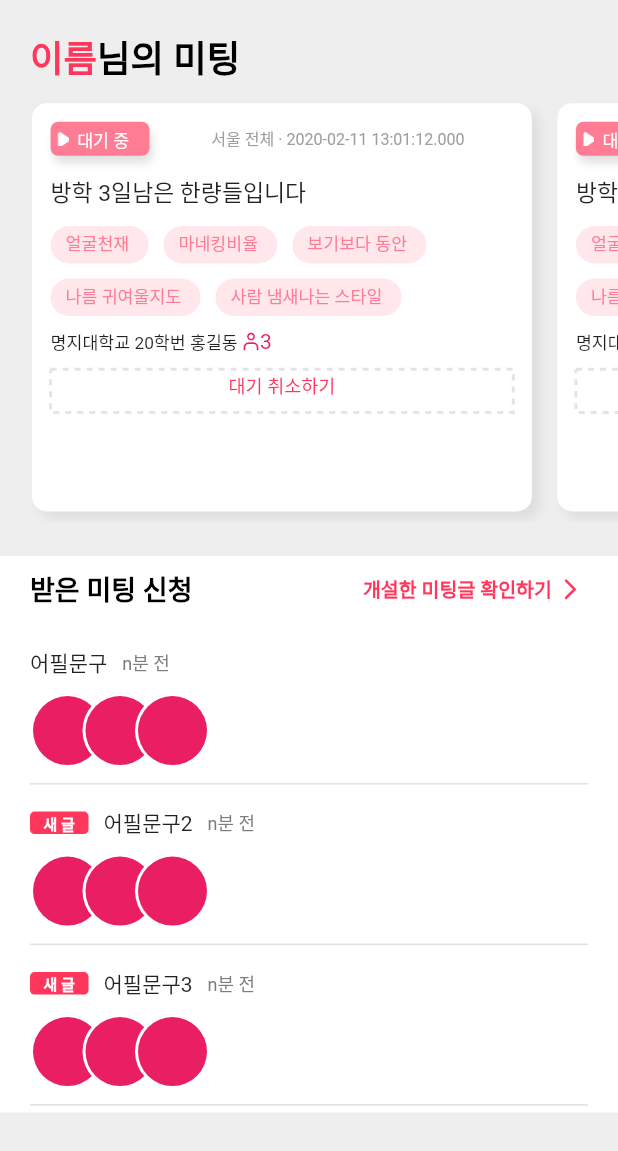
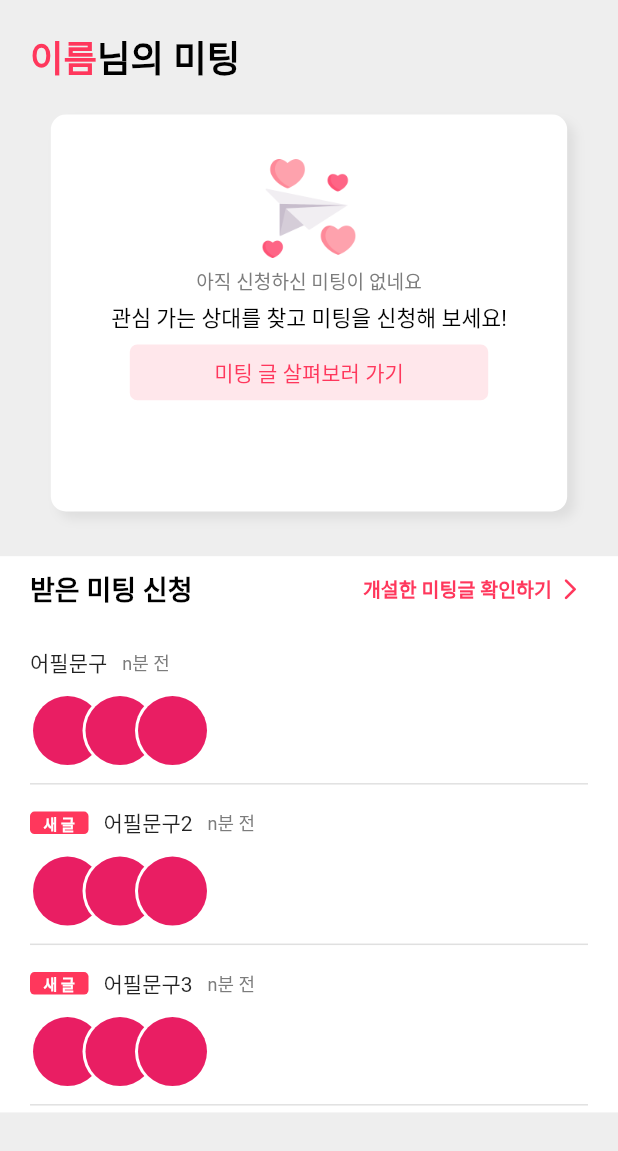
Before and after one commit to SeungtaeRyu/campusMeet_test, a Flutter app: the MyMeetingScreen screen opened directly, on a phone screen of 412 x 824 dp. Shown: the top 1151 px of the screen. Run offline on Flutter 3.47's test engine with Material 2 defaults, Android fonts, the phone set to English and light mode, and no system bars; drawn by our look-alikes of dotted_border; our stand-ins replace badges, blur, carousel_slider, form_field_validator, image_picker; missing offline and left inert: wc_form_validators.

Commit message:
나의미팅 상단 위젯 사이즈조절

```diff
--- a/campus_meet_test/lib/screens/myMeeting/my_meeting.dart
+++ b/campus_meet_test/lib/screens/myMeeting/my_meeting.dart
@@ -95,12 +95,8 @@ class _MyMeetingScreenState extends State<MyMeetingScreen> {
 
   @override
   Widget build(BuildContext context) {
-    // Color colorPink = Color(0xffe7eb);
-    // print(meetingPropose.length);
-    // print(proposer.length);
-    // print(  MediaQuery.of(context).viewPadding.top);
     double width = MediaQuery.of(context).size.width;
-
+    double viewPaddingTop = MediaQuery.of(context).viewPadding.top;
     return Scaffold(
       backgroundColor: Colors.grey.shade200,
       body: ListView(
@@ -138,14 +134,20 @@ class _MyMeetingScreenState extends State<MyMeetingScreen> {
                 ),
                 //홈화면에 있는 미팅들 중 내가 수락요청한 미팅
                 //                여기가 위 컨텐츠
-
                 Container(
 //                여기가 위 컨텐츠
-                  child: meetingMyPropose(), // 위
+                  child: viewPaddingTop > 21.0
+                      ? Container(
+                    width: MediaQuery.of(context).size.width * 0.85,
+                    child: noMeetingMyPropose(),
+                  )
+                      : Container(
+                      width: MediaQuery.of(context).size.width * 0.85,
+                      child: noMeetingMyProposeSE(),
 //                 child: existRequestMeeting(),
                 )
 //                 child: existRequestMeeting(),
-              ],
+                )],
             ),
           ),
           //아래 컨텐츠
@@ -203,40 +205,35 @@ class _MyMeetingScreenState extends State<MyMeetingScreen> {
         ));
   }
 
-//내가 신청한 미팅 있을때 위 SE
-  Widget meetingMyProposeSE() {
+//내가 신청한 미팅이 없을때 위에 들어가는 컨텐츠 사진 중앙에 정렬하도록 하세욥
+  Widget noMeetingMyPropose() {
     double width = MediaQuery.of(context).size.width;
     return Container(
-        color: Colors.red,
       margin: EdgeInsets.only(top: width * 0.001),
       height: (MediaQuery.of(context).size.height -
           MediaQuery.of(context).viewPadding.top -
           MediaQuery.of(context).size.width * 0.2) *
           0.5 -
           width * 0.19,
-        child: SizedBox(
-          child: ListView.builder(
-              scrollDirection: Axis.horizontal,
-              padding: EdgeInsets.only(top: width * 0.03, left: width * 0.03),
-              itemCount: posts.length,
-              itemBuilder: (context, index) {
-                return Container(
-                    width: MediaQuery.of(context).size.width * 0.85,
-                    child: RenderRequestPostCard(post: posts[index]));
-              }),
-        ));
-  }
-
-//내가 신청한 미팅이 없을때 위에 들어가는 컨텐츠 사진 중앙에 정렬하도록 하세욥
-  Widget noMeetingMyPropose() {
-    return Expanded(
       child: Container(
-        margin: EdgeInsets.symmetric(vertical: 10),
+          margin: EdgeInsets.fromLTRB(3, 20, 3, 8),
+          padding: EdgeInsets.all(width * 0.03),
+          decoration: BoxDecoration(
+            borderRadius: BorderRadius.circular(10),
+            color: Colors.white,
+            boxShadow: [
+              BoxShadow(
+                color: Colors.grey.withOpacity(0.2),
+                offset: const Offset(5, 5),
+                blurRadius: 5.0,
+              )
+            ],
+          ),
         child: Column(
           children: [
             // 내가 신청한 미팅이 없을때
             Padding(
-              padding: const EdgeInsets.only(top: 30.0),
+              padding: EdgeInsets.only(top: width*0.09),
               child: Center(
                 child: Container(
                     width: MediaQuery.of(context).size.width * 0.90,
@@ -245,18 +242,18 @@ class _MyMeetingScreenState extends State<MyMeetingScreen> {
               ), //캠퍼스밋이미지가져와
             ),
             Container(
-                margin: EdgeInsets.only(bottom: 3, top: 13),
+                margin: EdgeInsets.only(bottom: width*0.01, top: width*0.013),
                 child: Text(
                   '아직 신청하신 미팅이 없네요',
                   textAlign: TextAlign.center,
-                  style: TextStyle(color: Color(0xff7C7C7C), fontSize: 13),
+                  style: TextStyle(color: Color(0xff7C7C7C), fontSize: width*0.034),
                 )),
             Container(
                 // margin: EdgeInsets.only(top: 3),
                 child: Text(
               '관심 가는 상대를 찾고 미팅을 신청해 보세요!',
               textAlign: TextAlign.center,
-              style: TextStyle(color: Colors.black, fontSize: 14),
+              style: TextStyle(color: Colors.black, fontSize: width*0.038),
             )),
             Container(
               // color:const Color(0xffffe7eb),
@@ -265,7 +262,7 @@ class _MyMeetingScreenState extends State<MyMeetingScreen> {
               decoration: BoxDecoration(
                   color: Color(0xffffe7eb),
                   borderRadius: BorderRadius.circular(5)),
-              margin: EdgeInsets.only(top: 20),
+              margin: EdgeInsets.only(top: width*0.02),
               alignment: Alignment(0.0, 0.0),
               child: FlatButton(
                 onPressed: () async {
@@ -276,18 +273,95 @@ class _MyMeetingScreenState extends State<MyMeetingScreen> {
                 },
                 child: Text(
                   '미팅 글 살펴보러 가기',
-                  style: TextStyle(color: Color(0xffff375c), fontSize: 13),
+                  style: TextStyle(color: Color(0xffff375c), fontSize: width*0.036),
                 ),
               ),
             )
           ],
          ),
-        decoration: BoxDecoration(
-            borderRadius: BorderRadius.circular(10), color: Colors.white),
+        // decoration: BoxDecoration(
+        //     borderRadius: BorderRadius.circular(10), color: Colors.white),
       ),
     );
   }
-
+  Widget noMeetingMyProposeSE() {
+    double width = MediaQuery.of(context).size.width;
+    return Container(
+      margin: EdgeInsets.only(top: width * 0.001),
+      height: (MediaQuery.of(context).size.height -
+          MediaQuery.of(context).viewPadding.top -
+          MediaQuery.of(context).size.width * 0.2) *
+          0.5 -
+          width * 0.19,
+      child: Container(
+        margin: EdgeInsets.fromLTRB(3, 20, 3, 8),
+        padding: EdgeInsets.all(width * 0.03),
+        decoration: BoxDecoration(
+          borderRadius: BorderRadius.circular(10),
+          color: Colors.white,
+          boxShadow: [
+            BoxShadow(
+              color: Colors.grey.withOpacity(0.2),
+              offset: const Offset(5, 5),
+              blurRadius: 5.0,
+            )
+          ],
+        ),
+        child: Column(
+          children: [
+            // 내가 신청한 미팅이 없을때
+            Padding(
+              padding: EdgeInsets.only(top: width*0.042),
+              child: Center(
+                child: Container(
+                    width: MediaQuery.of(context).size.width * 0.9,
+                    height: MediaQuery.of(context).size.width * 0.16,
+                    child: Image.asset('images/하트비행기.png')),
+              ), //캠퍼스밋이미지가져와
+            ),
+            Container(
+                margin: EdgeInsets.only(bottom: width*0.01, top: width*0.013),
+                child: Text(
+                  '아직 신청하신 미팅이 없네요',
+                  textAlign: TextAlign.center,
+                  style: TextStyle(color: Color(0xff7C7C7C), fontSize: width*0.031),
+                )),
+            Container(
+              // margin: EdgeInsets.only(top: 3),
+                child: Text(
+                  '관심 가는 상대를 찾고 미팅을 신청해 보세요!',
+                  textAlign: TextAlign.center,
+                  style: TextStyle(color: Colors.black, fontSize: width*0.035),
+                )),
+            Container(
+              // color:const Color(0xffffe7eb),
+              width: MediaQuery.of(context).size.width * 0.58,
+              height: MediaQuery.of(context).size.width * 0.09,
+              decoration: BoxDecoration(
+                  color: Color(0xffffe7eb),
+                  borderRadius: BorderRadius.circular(5)),
+              margin: EdgeInsets.only(top: width*0.02),
+              alignment: Alignment(0.0, 0.0),
+              child: FlatButton(
+                onPressed: () async {
+                  Navigator.push(
+                    context,
+                    MaterialPageRoute(builder: (context) => HomeScreen()),
+                  );
+                },
+                child: Text(
+                  '미팅 글 살펴보러 가기',
+                  style: TextStyle(color: Color(0xffff375c), fontSize: width*0.034),
+                ),
+              ),
+            )
+          ],
+        ),
+        // decoration: BoxDecoration(
+        //     borderRadius: BorderRadius.circular(10), color: Colors.white),
+      ),
+    );
+  }
 //여기부터 아래///////////////////////////////
   // 미팅 신청이 없을 때 아래
   Widget noMeetingPropose() {
```
Also changed, not shown: campus_meet_test/lib/widgets/render_request_post_card_widget.dart (+0 -7 lines). Lines whose indentation alone changed are shown as unchanged.
